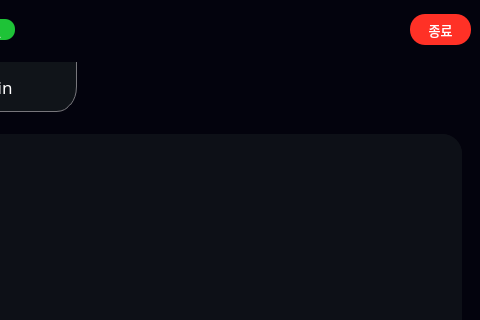
Old version of the form ui/main.ui in the repository diddytpq/MS-AI-Viewer; both pictures show x 1021 to 1501 and y 0 to 320 of the 1501 by 799 pixel window.
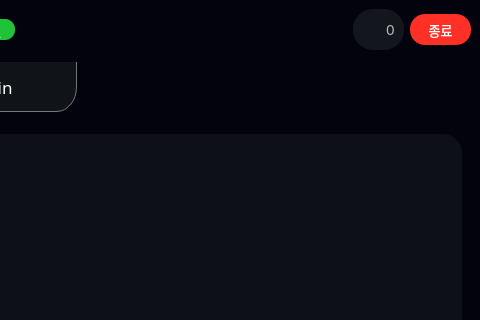
New version of the form. Icons and pictures are not drawn.

Commit message: ADD : connected user num

```diff
--- a/ui/main.ui
+++ b/ui/main.ui
@@ -425,6 +425,96 @@
           </property>
          </spacer>
         </item>
+        <item>
+         <widget class="QWidget" name="widget_6" native="true">
+          <property name="styleSheet">
+           <string notr="true">border-radius: 20px;
+background-color: rgb(20, 22, 30);</string>
+          </property>
+          <layout class="QHBoxLayout" name="horizontalLayout_64">
+           <item>
+            <layout class="QHBoxLayout" name="horizontalLayout_65">
+             <item>
+              <widget class="QLabel" name="connected_user_icon_2">
+               <property name="maximumSize">
+                <size>
+                 <width>19</width>
+                 <height>19</height>
+                </size>
+               </property>
+               <property name="font">
+                <font>
+                 <family>Sans</family>
+                 <pointsize>10</pointsize>
+                 <bold>true</bold>
+                </font>
+               </property>
+               <property name="styleSheet">
+                <string notr="true">color: rgb(179,179,179);
+background-color: rgba(255, 255, 255, 0);</string>
+               </property>
+               <property name="text">
+                <string/>
+               </property>
+               <property name="pixmap">
+                <pixmap resource="../ms_ai_img.qrc">:/newPrefix/ui/images/friends.png</pixmap>
+               </property>
+               <property name="scaledContents">
+                <bool>true</bool>
+               </property>
+               <property name="alignment">
+                <set>Qt::AlignmentFlag::AlignLeading|Qt::AlignmentFlag::AlignLeft|Qt::AlignmentFlag::AlignVCenter</set>
+               </property>
+              </widget>
+             </item>
+             <item>
+              <spacer name="horizontalSpacer_72">
+               <property name="orientation">
+                <enum>Qt::Orientation::Horizontal</enum>
+               </property>
+               <property name="sizeType">
+                <enum>QSizePolicy::Policy::Fixed</enum>
+               </property>
+               <property name="sizeHint" stdset="0">
+                <size>
+                 <width>10</width>
+                 <height>20</height>
+                </size>
+               </property>
+              </spacer>
+             </item>
+             <item>
+              <widget class="QLabel" name="connected_user_label_2">
+               <property name="maximumSize">
+                <size>
+                 <width>16</width>
+                 <height>22</height>
+                </size>
+               </property>
+               <property name="font">
+                <font>
+                 <family>Sans</family>
+                 <pointsize>11</pointsize>
+                 <fontweight>Medium</fontweight>
+                </font>
+               </property>
+               <property name="styleSheet">
+                <string notr="true">color: rgb(179,179,179);
+background-color: rgba(255, 255, 255, 0);</string>
+               </property>
+               <property name="text">
+                <string>0</string>
+               </property>
+               <property name="alignment">
+                <set>Qt::AlignmentFlag::AlignCenter</set>
+               </property>
+              </widget>
+             </item>
+            </layout>
+           </item>
+          </layout>
+         </widget>
+        </item>
         <item>
          <widget class="QPushButton" name="shutdown_bnt">
           <property name="minimumSize">
```
Left out of the diff: 1 changed line with no effect on the pictures. The commit also changes 9 other files.
